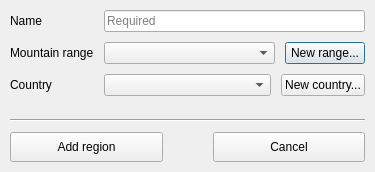
This is src/ui/region_dialog.ui in svetter/pal as Qt 5 draws it before an edit. The edited form follows.
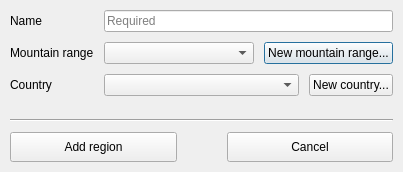
This is the edited form.

Diff of the .ui file:
```diff
--- a/src/ui/region_dialog.ui
+++ b/src/ui/region_dialog.ui
@@ -115,7 +115,7 @@
           </sizepolicy>
          </property>
          <property name="text">
-          <string>New range...</string>
+          <string>New mountain range...</string>
          </property>
         </widget>
        </item>
```
